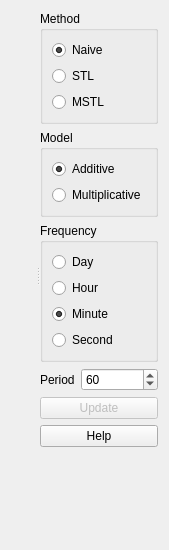
Qt form tse_analytics/views/analysis/timeseries/decomposition_widget.ui (TSE-Systems/tse-analytics) before a commit.
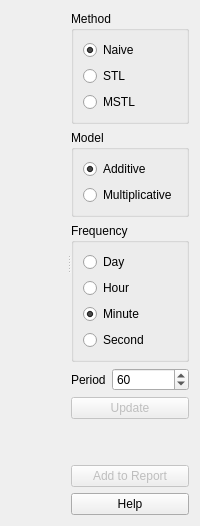
The same form after that commit. Icons and pictures are not drawn. Custom widgets are drawn as their Qt base class.

Commit message: New Report widget to display PDF reports.

What changed in the file:
```diff
--- a/tse_analytics/views/analysis/timeseries/decomposition_widget.ui
+++ b/tse_analytics/views/analysis/timeseries/decomposition_widget.ui
@@ -3,14 +3,6 @@
  <author>Anton Rau</author>
  <class>DecompositionWidget</class>
  <widget class="QWidget" name="DecompositionWidget">
-  <property name="geometry">
-   <rect>
-    <x>0</x>
-    <y>0</y>
-    <width>169</width>
-    <height>550</height>
-   </rect>
-  </property>
   <layout class="QVBoxLayout" name="verticalLayout">
    <item>
     <widget class="QSplitter" name="splitter">
@@ -172,17 +164,6 @@
          </property>
         </widget>
        </item>
-       <item>
-        <widget class="QPushButton" name="pushButtonHelp">
-         <property name="text">
-          <string>Help</string>
-         </property>
-         <property name="icon">
-          <iconset resource="../../../../resources/resources.qrc">
-           <normaloff>:/icons/icons8-help-16.png</normaloff>:/icons/icons8-help-16.png</iconset>
-         </property>
-        </widget>
-       </item>
        <item>
         <spacer name="verticalSpacer">
          <property name="orientation">
@@ -196,6 +177,27 @@
          </property>
         </spacer>
        </item>
+       <item>
+        <widget class="QPushButton" name="pushButtonAddReport">
+         <property name="enabled">
+          <bool>false</bool>
+         </property>
+         <property name="text">
+          <string>Add to Report</string>
+         </property>
+        </widget>
+       </item>
+       <item>
+        <widget class="QPushButton" name="pushButtonHelp">
+         <property name="text">
+          <string>Help</string>
+         </property>
+         <property name="icon">
+          <iconset resource="../../../../resources/resources.qrc">
+           <normaloff>:/icons/icons8-help-16.png</normaloff>:/icons/icons8-help-16.png</iconset>
+         </property>
+        </widget>
+       </item>
       </layout>
      </widget>
     </widget>
```
The commit also changes 30 other files.
